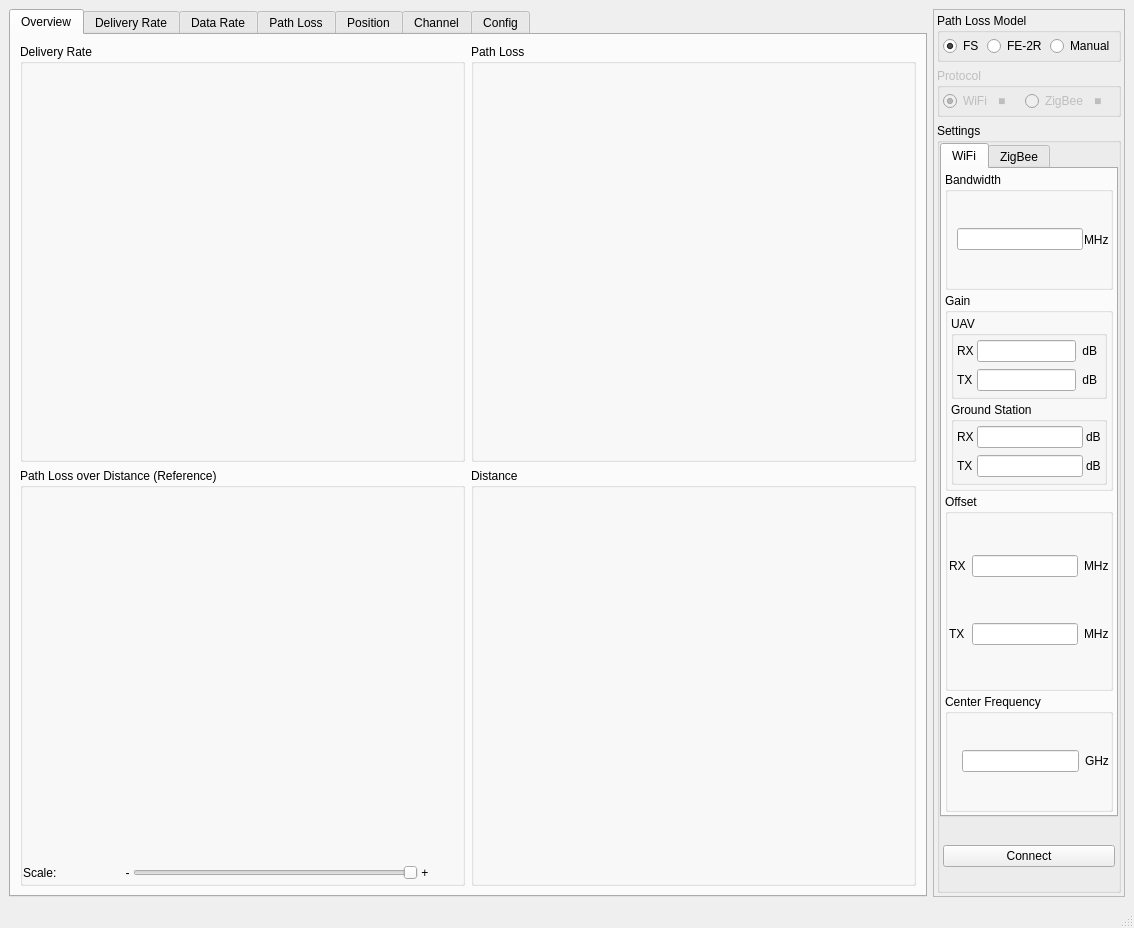
This is examples/multi-trx/src/gui.ui in jahknem/FutureSDR as Qt 5 draws it before an edit. The edited form follows.
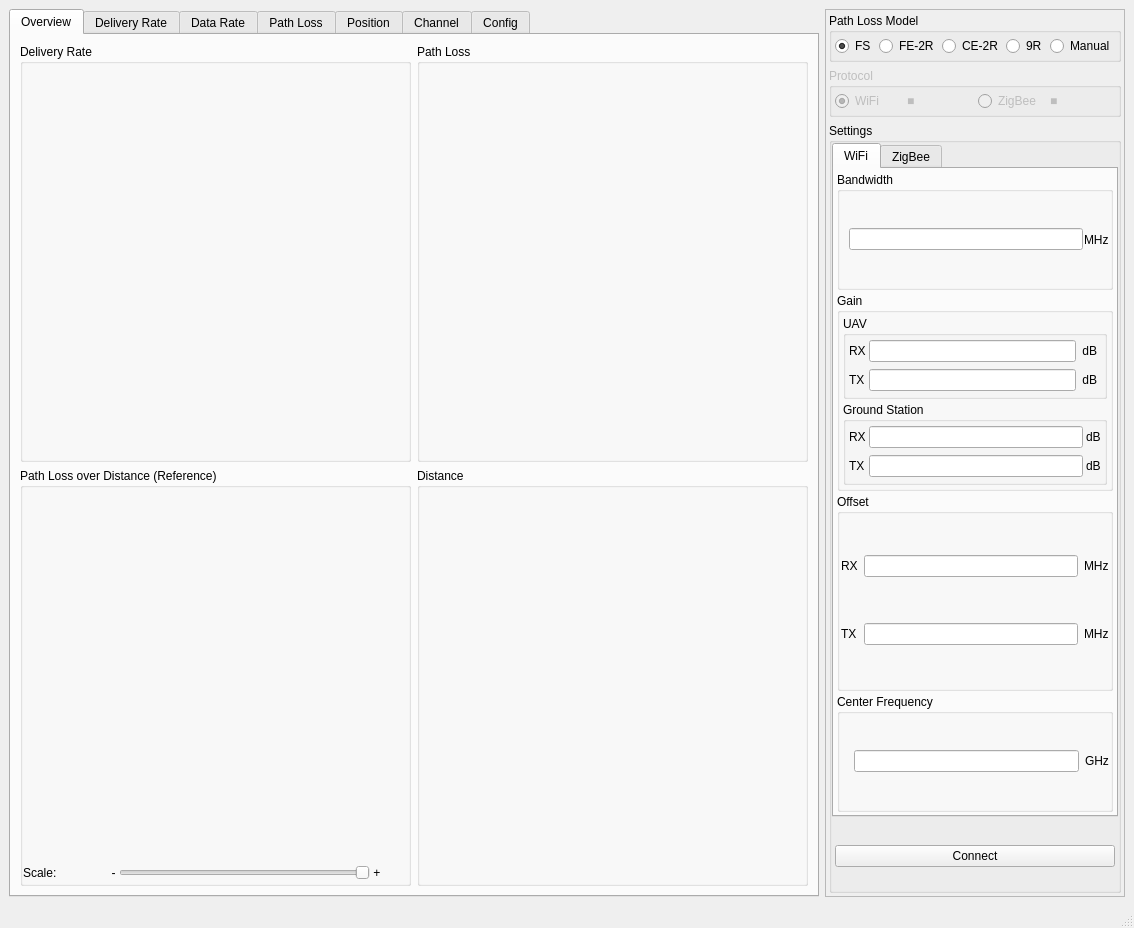
This is the edited form.

Commit message: add ce2r and nine-ray models

What changed in the file:
```diff
--- a/examples/multi-trx/src/gui.ui
+++ b/examples/multi-trx/src/gui.ui
@@ -49,7 +49,7 @@
            <item>
             <widget class="QStackedWidget" name="stackedWidget_2">
              <property name="currentIndex">
-              <number>2</number>
+              <number>4</number>
              </property>
              <widget class="QWidget" name="page_3">
               <layout class="QVBoxLayout" name="canvas_small_pl_1">
@@ -108,6 +108,44 @@
                </property>
               </layout>
              </widget>
+             <widget class="QWidget" name="page_10">
+              <layout class="QVBoxLayout" name="canvas_small_pl_4">
+               <property name="spacing">
+                <number>3</number>
+               </property>
+               <property name="leftMargin">
+                <number>3</number>
+               </property>
+               <property name="topMargin">
+                <number>3</number>
+               </property>
+               <property name="rightMargin">
+                <number>3</number>
+               </property>
+               <property name="bottomMargin">
+                <number>3</number>
+               </property>
+              </layout>
+             </widget>
+             <widget class="QWidget" name="page_11">
+              <layout class="QVBoxLayout" name="canvas_small_pl_5">
+               <property name="spacing">
+                <number>3</number>
+               </property>
+               <property name="leftMargin">
+                <number>3</number>
+               </property>
+               <property name="topMargin">
+                <number>3</number>
+               </property>
+               <property name="rightMargin">
+                <number>3</number>
+               </property>
+               <property name="bottomMargin">
+                <number>3</number>
+               </property>
+              </layout>
+             </widget>
             </widget>
            </item>
           </layout>
@@ -161,7 +199,7 @@
            <item>
             <widget class="QStackedWidget" name="stackedWidget_3">
              <property name="currentIndex">
-              <number>0</number>
+              <number>4</number>
              </property>
              <widget class="QWidget" name="page_5">
               <layout class="QVBoxLayout" name="canvas_small_ref_1">
@@ -813,6 +851,20 @@
             </property>
            </widget>
           </item>
+          <item>
+           <widget class="QRadioButton" name="radio_button_path_loss_ce2r">
+            <property name="text">
+             <string>CE-2R</string>
+            </property>
+           </widget>
+          </item>
+          <item>
+           <widget class="QRadioButton" name="radio_button_path_loss_9r">
+            <property name="text">
+             <string>9R</string>
+            </property>
+           </widget>
+          </item>
           <item>
            <widget class="QRadioButton" name="radio_button_path_loss_manual">
             <property name="text">
```
Left out of the diff: 142 changed lines with no effect on the pictures. The commit also changes 1 other file.
